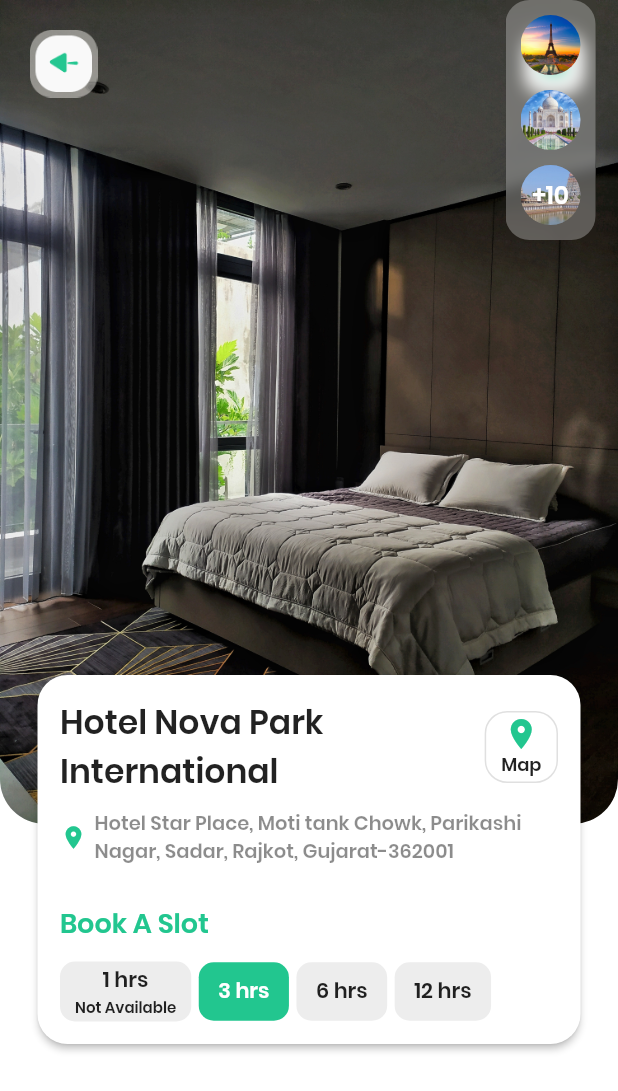
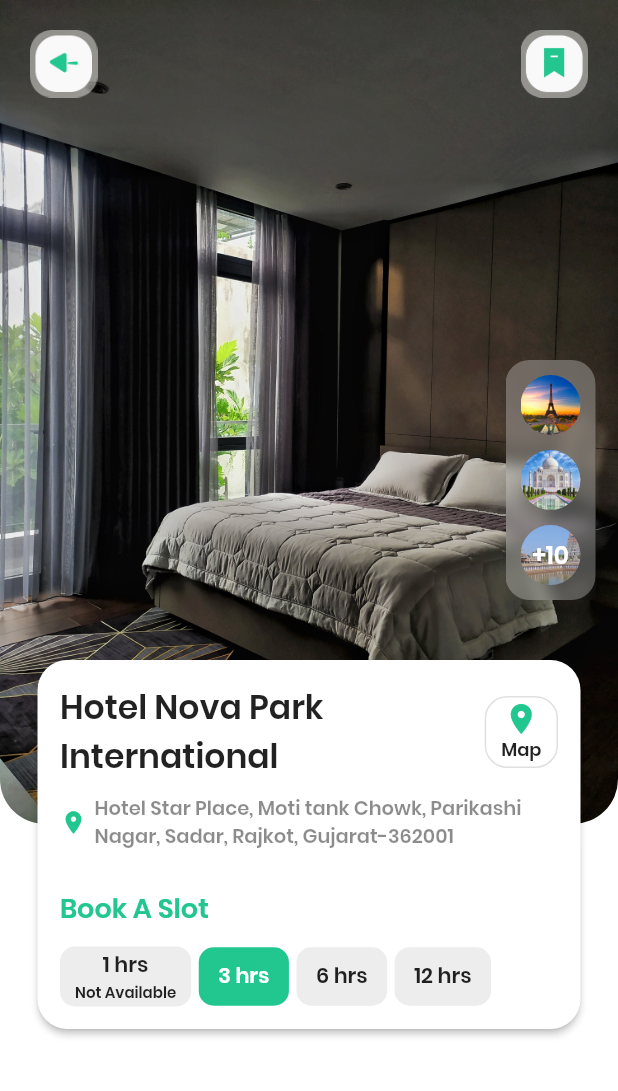
Before and after one commit to NishchayDixit/gir_hotel_booking, a Flutter app: the screen it shows after launch, on a phone screen of 412 x 824 dp. Shown: the top 1091 px of the screen. Run offline on Flutter 3.47's test engine with Material 2 defaults, Android fonts, the phone set to English and light mode, and no system bars.

Commit message:
Implement design changes in Hotel Details Screen.

```diff
--- a/lib/hotel_details_screen.dart
+++ b/lib/hotel_details_screen.dart
@@ -25,27 +25,22 @@ class HotelDetailsScreen extends StatelessWidget {
                       image: AssetImage('assets/images/place_5.jpg'),
                     ),
                   ),
-                  // Container(
-                  //   padding: const EdgeInsets.all(20.0),
-                  //   child: Row(
-                  //     mainAxisAlignment: MainAxisAlignment.spaceBetween,
-                  //     children: const <Widget>[
-                  //       Image(
-                  //         width: 45.0,
-                  //         height: 45.0,
-                  //         image: AssetImage('assets/icons/icon_back_bg.png'),
-                  //       ),
-                  //       Image(
-                  //         width: 45.0,
-                  //         height: 45.0,
-                  //         image: AssetImage(
-                  //             'assets/icons/icon_save_rect_bg.png'),
-                  //       ),
-                  //     ],
-                  //   ),
-                  // ),
-                  Container(
-                    margin: const EdgeInsets.only(top: 450.0),
+                  customCard(),
+                  customAppBar(),
+                  customImagePanel(),
+                ],
+              ),
+            ],
+          ),
+        ),
+      ),
+    );
+  }
+
+  //region HOTELCARD DESIGN
+  Widget customCard() {
+    return Container(
+      margin: const EdgeInsets.only(top: 440.0),
       alignment: Alignment.bottomCenter,
       color: Colors.transparent,
       child: Card(
@@ -66,15 +61,13 @@ class HotelDetailsScreen extends StatelessWidget {
             child: Column(
               children: <Widget>[
                 Row(
-                                mainAxisAlignment:
-                                MainAxisAlignment.spaceBetween,
+                  mainAxisAlignment: MainAxisAlignment.spaceBetween,
                   children: <Widget>[
                     const Flexible(
                       child: Text(
                         'Hotel Nova Park International',
                         style: TextStyle(
-                                          fontSize: 22,
-                                          fontWeight: FontWeight.bold),
+                            fontSize: 22, fontWeight: FontWeight.bold),
                       ),
                     ),
                     Container(
@@ -95,8 +88,7 @@ class HotelDetailsScreen extends StatelessWidget {
                           children: const <Widget>[
                             Icon(
                               Icons.location_on,
-                                            color: Color.fromARGB(
-                                                255, 34, 198, 143),
+                              color: Color.fromARGB(255, 34, 198, 143),
                               size: 24.0,
                             ),
                             Text(
@@ -118,8 +110,7 @@ class HotelDetailsScreen extends StatelessWidget {
                       Icon(
                         Icons.location_on,
                         size: 18.0,
-                                      color:
-                                      Color.fromARGB(255, 34, 198, 143),
+                        color: Color.fromARGB(255, 34, 198, 143),
                       ),
                       SizedBox(
                         width: 5.0,
@@ -127,9 +118,8 @@ class HotelDetailsScreen extends StatelessWidget {
                       Flexible(
                         child: Text(
                           'Hotel Star Place, Moti tank Chowk, Parikashi Nagar, Sadar, Rajkot, Gujarat-362001',
-                                        style: TextStyle(
-                                            fontSize: 13.0,
-                                            color: Colors.black45),
+                          style:
+                              TextStyle(fontSize: 13.0, color: Colors.black45),
                         ),
                       ),
                     ],
@@ -145,8 +135,7 @@ class HotelDetailsScreen extends StatelessWidget {
                           'Book A Slot',
                           style: TextStyle(
                             fontSize: 18.0,
-                                          color: Color.fromARGB(
-                                              255, 34, 198, 143),
+                            color: Color.fromARGB(255, 34, 198, 143),
                           ),
                         ),
                       ),
@@ -159,24 +148,16 @@ class HotelDetailsScreen extends StatelessWidget {
                     mainAxisAlignment: MainAxisAlignment.start,
                     children: [
                       slotBookingWidget(
-                                        time: '1 hrs',
-                                        isAvailable: false,
-                                        isActive: false),
+                          time: '1 hrs', isAvailable: false, isActive: false),
                       const SizedBox(width: 5.0),
                       slotBookingWidget(
-                                        time: '3 hrs',
-                                        isAvailable: true,
-                                        isActive: true),
+                          time: '3 hrs', isAvailable: true, isActive: true),
                       const SizedBox(width: 5.0),
                       slotBookingWidget(
-                                        time: '6 hrs',
-                                        isAvailable: true,
-                                        isActive: false),
+                          time: '6 hrs', isAvailable: true, isActive: false),
                       const SizedBox(width: 5.0),
                       slotBookingWidget(
-                                        time: '12 hrs',
-                                        isAvailable: true,
-                                        isActive: false),
+                          time: '12 hrs', isAvailable: true, isActive: false),
                     ],
                   ),
                 ),
@@ -185,15 +166,19 @@ class HotelDetailsScreen extends StatelessWidget {
           ),
         ),
       ),
-                  ),
-                  customAppBar(),
-                  Column(
+    );
+  }
+  //endregion
+
+  //region SIDEIMAGES PANEL
+  Widget customImagePanel() {
+    return Column(
       mainAxisAlignment: MainAxisAlignment.spaceEvenly,
-                    children: [
-
+      children: <Widget>[
         Container(
           padding: const EdgeInsets.only(right: 15.0),
           alignment: Alignment.bottomRight,
+          height: 400,
           child: ClipRect(
             child: BackdropFilter(
               filter: ImageFilter.blur(
@@ -211,16 +196,14 @@ class HotelDetailsScreen extends StatelessWidget {
                 ),
                 child: Center(
                   child: Column(
-                                  mainAxisAlignment:
-                                  MainAxisAlignment.spaceEvenly,
+                    mainAxisAlignment: MainAxisAlignment.spaceEvenly,
                     children: <Widget>[
                       const ClipRRect(
                         borderRadius: BorderRadius.all(
                           Radius.circular(50),
                         ),
                         child: Image(
-                                        image: AssetImage(
-                                            'assets/images/random_1.jpg'),
+                          image: AssetImage('assets/images/random_1.jpg'),
                           height: 40.0,
                           width: 40.0,
                           fit: BoxFit.cover,
@@ -231,8 +214,7 @@ class HotelDetailsScreen extends StatelessWidget {
                           Radius.circular(50),
                         ),
                         child: Image(
-                                        image: AssetImage(
-                                            'assets/images/random_2.jpg'),
+                          image: AssetImage('assets/images/random_2.jpg'),
                           height: 40.0,
                           width: 40.0,
                           fit: BoxFit.cover,
@@ -246,8 +228,8 @@ class HotelDetailsScreen extends StatelessWidget {
                                 Radius.circular(50),
                               ),
                               child: Image(
-                                              image: AssetImage(
-                                                  'assets/images/random_3.webp'),
+                                image:
+                                    AssetImage('assets/images/random_3.webp'),
                                 height: 40.0,
                                 width: 40.0,
                                 fit: BoxFit.cover,
@@ -259,18 +241,15 @@ class HotelDetailsScreen extends StatelessWidget {
                               height: 40.0,
                               width: 40.0,
                               decoration: BoxDecoration(
-                                              color: Colors.grey.shade500
-                                                  .withOpacity(0.3),
+                                color: Colors.grey.shade500.withOpacity(0.3),
                                 borderRadius:
-                                              const BorderRadius.all(
-                                                  Radius.circular(50)),
+                                    const BorderRadius.all(Radius.circular(50)),
                               ),
                               child: const Center(
                                 child: Text(
                                   "+10",
                                   style: TextStyle(
-                                                    color: Colors.white,
-                                                    fontSize: 16.0),
+                                      color: Colors.white, fontSize: 16.0),
                                 ),
                               ),
                             ),
@@ -285,16 +264,11 @@ class HotelDetailsScreen extends StatelessWidget {
           ),
         ),
       ],
-                  ),
-                ],
-              ),
-            ],
-          ),
-        ),
-      ),
     );
   }
+  //endregion
 
+  //region SLOTBOOKINGWIDGET
   Widget slotBookingWidget(
       {required time, required isAvailable, required isActive}) {
     return Container(
@@ -330,7 +304,9 @@ class HotelDetailsScreen extends StatelessWidget {
       ),
     );
   }
+  //endregion
 
+  //region CUSTOMAPPBAR
   Widget customAppBar() {
     return Container(
       padding: const EdgeInsets.all(20.0),
@@ -345,11 +321,11 @@ class HotelDetailsScreen extends StatelessWidget {
           Image(
             width: 45.0,
             height: 45.0,
-            image: AssetImage(
-                'assets/icons/icon_save_rect_bg.png'),
+            image: AssetImage('assets/icons/icon_save_rect_bg.png'),
           ),
         ],
       ),
     );
   }
+  //endregion
 }
```
Lines whose indentation alone changed are shown as unchanged.
